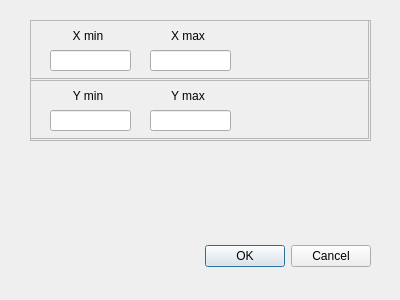
Qt form ui/graphProperty.ui (bjs3212/DoFitNow) before a commit.
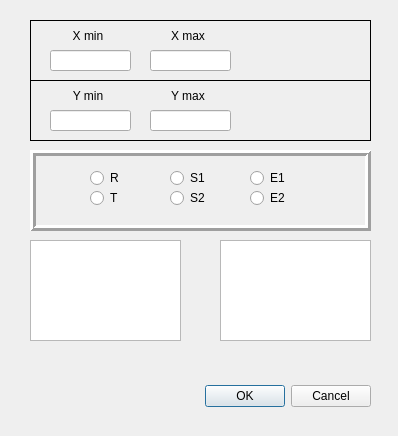
The same form after that commit. Icons and pictures are not drawn.

Commit message:
Added Dataupload, Dataplot, ModelPlot, etc.
Added some functions to do plot, upload, parameter controll.
Changed data management method by adding 'Data manager' class.

The edit to the form file:
```diff
--- a/ui/graphProperty.ui
+++ b/ui/graphProperty.ui
@@ -6,8 +6,8 @@
    <rect>
     <x>0</x>
     <y>0</y>
-    <width>400</width>
-    <height>300</height>
+    <width>398</width>
+    <height>436</height>
    </rect>
   </property>
   <property name="windowTitle">
@@ -17,7 +17,7 @@
    <property name="geometry">
     <rect>
      <x>30</x>
-     <y>240</y>
+     <y>380</y>
      <width>341</width>
      <height>32</height>
     </rect>
@@ -40,27 +40,12 @@
    </property>
    <layout class="QVBoxLayout" name="verticalLayout">
     <item>
-     <widget class="QFrame" name="frame">
-      <property name="frameShape">
-       <enum>QFrame::StyledPanel</enum>
-      </property>
-      <property name="frameShadow">
-       <enum>QFrame::Raised</enum>
-      </property>
       <widget class="QFrame" name="frame_2">
-       <property name="geometry">
-        <rect>
-         <x>0</x>
-         <y>0</y>
-         <width>339</width>
-         <height>59</height>
-        </rect>
-       </property>
        <property name="frameShape">
-        <enum>QFrame::StyledPanel</enum>
+       <enum>QFrame::Box</enum>
        </property>
        <property name="frameShadow">
-        <enum>QFrame::Raised</enum>
+       <enum>QFrame::Plain</enum>
        </property>
        <widget class="QLabel" name="label_3">
         <property name="geometry">
@@ -115,7 +100,6 @@
         </property>
        </widget>
       </widget>
-     </widget>
     </item>
    </layout>
   </widget>
@@ -130,27 +114,12 @@
    </property>
    <layout class="QVBoxLayout" name="verticalLayout_2">
     <item>
-     <widget class="QFrame" name="frame_3">
-      <property name="frameShape">
-       <enum>QFrame::StyledPanel</enum>
-      </property>
-      <property name="frameShadow">
-       <enum>QFrame::Raised</enum>
-      </property>
       <widget class="QFrame" name="frame_4">
-       <property name="geometry">
-        <rect>
-         <x>0</x>
-         <y>0</y>
-         <width>339</width>
-         <height>59</height>
-        </rect>
-       </property>
        <property name="frameShape">
-        <enum>QFrame::StyledPanel</enum>
+       <enum>QFrame::Box</enum>
        </property>
        <property name="frameShadow">
-        <enum>QFrame::Raised</enum>
+       <enum>QFrame::Plain</enum>
        </property>
        <widget class="QLabel" name="label_7">
         <property name="geometry">
@@ -205,12 +174,215 @@
         </property>
        </widget>
       </widget>
-     </widget>
     </item>
    </layout>
   </widget>
- </widget>
- <resources/>
+  <widget class="QFrame" name="frame_5">
+   <property name="geometry">
+    <rect>
+     <x>30</x>
+     <y>150</y>
+     <width>341</width>
+     <height>81</height>
+    </rect>
+   </property>
+   <property name="frameShape">
+    <enum>QFrame::Box</enum>
+   </property>
+   <property name="frameShadow">
+    <enum>QFrame::Raised</enum>
+   </property>
+   <property name="lineWidth">
+    <number>3</number>
+   </property>
+   <widget class="QRadioButton" name="R">
+    <property name="geometry">
+     <rect>
+      <x>60</x>
+      <y>20</y>
+      <width>81</width>
+      <height>16</height>
+     </rect>
+    </property>
+    <property name="text">
+     <string>R</string>
+    </property>
+    <attribute name="buttonGroup">
+     <string notr="true">dtypebuttonGroup</string>
+    </attribute>
+   </widget>
+   <widget class="QRadioButton" name="T">
+    <property name="geometry">
+     <rect>
+      <x>60</x>
+      <y>40</y>
+      <width>81</width>
+      <height>16</height>
+     </rect>
+    </property>
+    <property name="text">
+     <string>T</string>
+    </property>
+    <attribute name="buttonGroup">
+     <string notr="true">dtypebuttonGroup</string>
+    </attribute>
+   </widget>
+   <widget class="QRadioButton" name="S1">
+    <property name="geometry">
+     <rect>
+      <x>140</x>
+      <y>20</y>
+      <width>81</width>
+      <height>16</height>
+     </rect>
+    </property>
+    <property name="text">
+     <string>S1</string>
+    </property>
+    <attribute name="buttonGroup">
+     <string notr="true">dtypebuttonGroup</string>
+    </attribute>
+   </widget>
+   <widget class="QRadioButton" name="S2">
+    <property name="geometry">
+     <rect>
+      <x>140</x>
+      <y>40</y>
+      <width>81</width>
+      <height>16</height>
+     </rect>
+    </property>
+    <property name="text">
+     <string>S2</string>
+    </property>
+    <attribute name="buttonGroup">
+     <string notr="true">dtypebuttonGroup</string>
+    </attribute>
+   </widget>
+   <widget class="QRadioButton" name="E1">
+    <property name="geometry">
+     <rect>
+      <x>220</x>
+      <y>20</y>
+      <width>81</width>
+      <height>16</height>
+     </rect>
+    </property>
+    <property name="contextMenuPolicy">
+     <enum>Qt::DefaultContextMenu</enum>
+    </property>
+    <property name="text">
+     <string>E1</string>
+    </property>
+    <attribute name="buttonGroup">
+     <string notr="true">dtypebuttonGroup</string>
+    </attribute>
+   </widget>
+   <widget class="QRadioButton" name="E2">
+    <property name="geometry">
+     <rect>
+      <x>220</x>
+      <y>40</y>
+      <width>81</width>
+      <height>16</height>
+     </rect>
+    </property>
+    <property name="text">
+     <string>E2</string>
+    </property>
+    <attribute name="buttonGroup">
+     <string notr="true">dtypebuttonGroup</string>
+    </attribute>
+   </widget>
+  </widget>
+  <widget class="QListWidget" name="dataListWidget">
+   <property name="geometry">
+    <rect>
+     <x>30</x>
+     <y>240</y>
+     <width>151</width>
+     <height>101</height>
+    </rect>
+   </property>
+   <property name="selectionMode">
+    <enum>QAbstractItemView::ExtendedSelection</enum>
+   </property>
+   <property name="sortingEnabled">
+    <bool>true</bool>
+   </property>
+  </widget>
+  <widget class="QPushButton" name="addplotButton">
+   <property name="geometry">
+    <rect>
+     <x>190</x>
+     <y>260</y>
+     <width>21</width>
+     <height>23</height>
+    </rect>
+   </property>
+   <property name="cursor">
+    <cursorShape>ArrowCursor</cursorShape>
+   </property>
+   <property name="text">
+    <string/>
+   </property>
+   <property name="icon">
+    <iconset resource="../resource/Arrow.qrc">
+     <normaloff>:/icon/Arrow.png</normaloff>:/icon/Arrow.png</iconset>
+   </property>
+   <property name="autoDefault">
+    <bool>true</bool>
+   </property>
+   <property name="flat">
+    <bool>true</bool>
+   </property>
+  </widget>
+  <widget class="QPushButton" name="removeplotButton">
+   <property name="geometry">
+    <rect>
+     <x>190</x>
+     <y>300</y>
+     <width>21</width>
+     <height>23</height>
+    </rect>
+   </property>
+   <property name="cursor">
+    <cursorShape>ArrowCursor</cursorShape>
+   </property>
+   <property name="text">
+    <string/>
+   </property>
+   <property name="icon">
+    <iconset resource="../resource/Arrow.qrc">
+     <normaloff>:/icon/Arrow_mirror.png</normaloff>:/icon/Arrow_mirror.png</iconset>
+   </property>
+   <property name="autoDefault">
+    <bool>true</bool>
+   </property>
+   <property name="flat">
+    <bool>true</bool>
+   </property>
+  </widget>
+  <widget class="QListWidget" name="plotListWidget">
+   <property name="geometry">
+    <rect>
+     <x>220</x>
+     <y>240</y>
+     <width>151</width>
+     <height>101</height>
+    </rect>
+   </property>
+   <property name="selectionMode">
+    <enum>QAbstractItemView::ExtendedSelection</enum>
+   </property>
+   <property name="sortingEnabled">
+    <bool>true</bool>
+   </property>
+  </widget>
+ </widget>
+ <resources>
+  <include location="../resource/Arrow.qrc"/>
+ </resources>
  <connections>
   <connection>
    <sender>confirmButtonBox</sender>
```
Left out of the diff: 3 changed lines with no effect on the pictures. Lines whose indentation alone changed are shown as unchanged. The commit also changes 13 other files.
